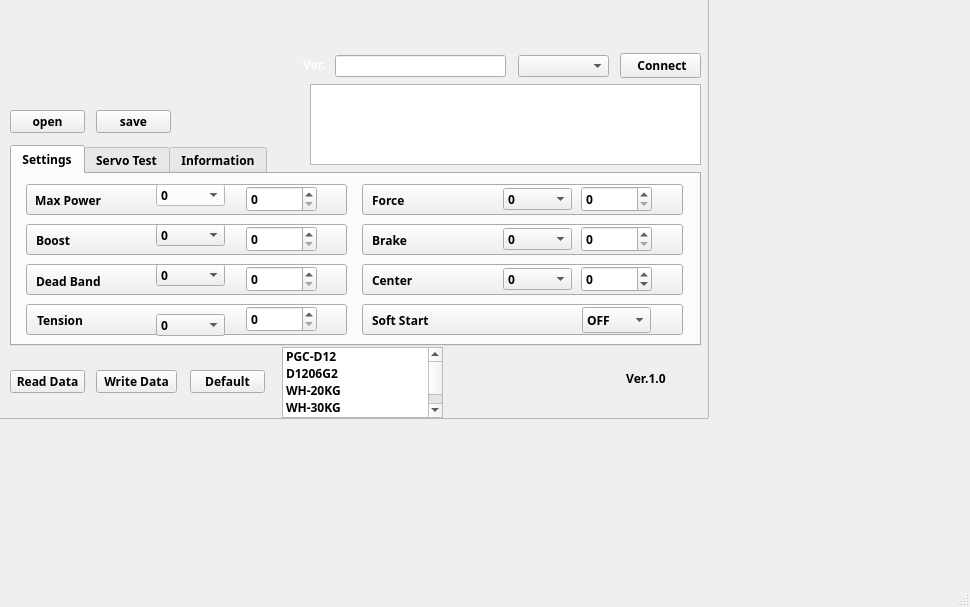
First picture: the form in HDclientNew1/mainwindow.ui, repository lisi099/ServoFixtureAll, before the edit.
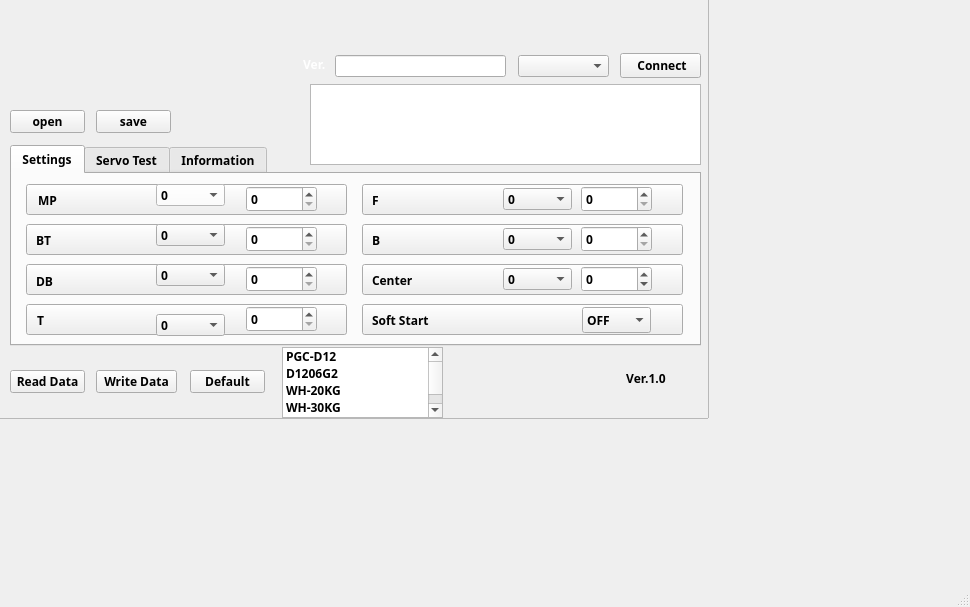
Second picture: the form after the edit. Icons and pictures are not drawn. Custom widgets are drawn as their Qt base class.

```diff
--- a/HDclientNew1/mainwindow.ui
+++ b/HDclientNew1/mainwindow.ui
@@ -86,7 +86,7 @@
        </font>
       </property>
       <property name="text">
-       <string>Max Power</string>
+       <string> MP</string>
       </property>
      </widget>
      <widget class="QPushButton" name="pushButton_s2">
@@ -802,7 +802,7 @@
        </font>
       </property>
       <property name="text">
-       <string>Boost</string>
+       <string>BT</string>
       </property>
      </widget>
      <widget class="QLabel" name="label_s3">
@@ -822,7 +822,7 @@
        </font>
       </property>
       <property name="text">
-       <string>Dead Band</string>
+       <string>DB</string>
       </property>
      </widget>
      <widget class="QLabel" name="label_s4">
@@ -842,7 +842,7 @@
        </font>
       </property>
       <property name="text">
-       <string>Tension</string>
+       <string>T</string>
       </property>
      </widget>
      <widget class="QLabel" name="label_s5">
@@ -862,7 +862,7 @@
        </font>
       </property>
       <property name="text">
-       <string>Force</string>
+       <string>F</string>
       </property>
      </widget>
      <widget class="QLabel" name="label_s6">
@@ -882,7 +882,7 @@
        </font>
       </property>
       <property name="text">
-       <string>Brake</string>
+       <string>B</string>
       </property>
      </widget>
      <widget class="QLabel" name="label_s7">
```
